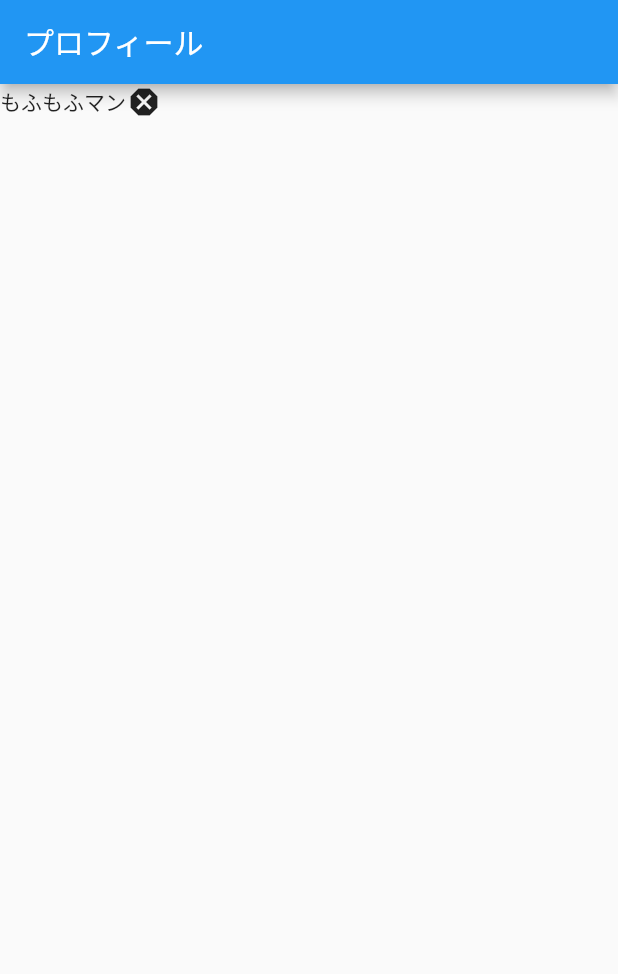
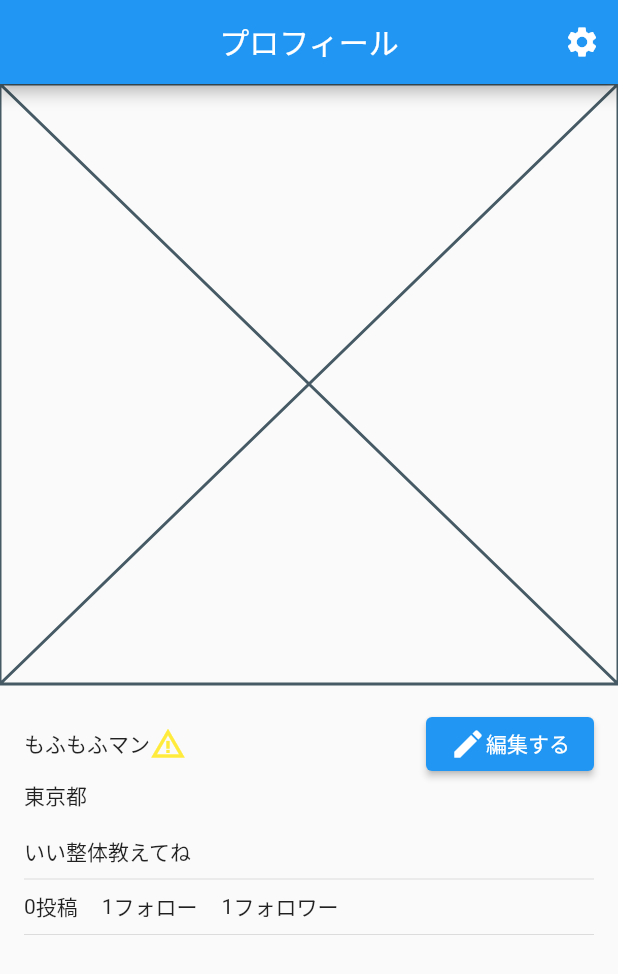
Before and after one commit to tttuuu1234/chat_sample, a Flutter app: the ProfilePage screen opened directly, on a phone screen of 412 x 824 dp. Shown: the top 974 px of the screen. Run offline on Flutter 3.47's test engine with Material 2 defaults, Android fonts, the phone set to English and light mode, and no system bars; our stand-ins replace flutter_riverpod.

Commit message:
プロフィール画面雛形作成

```diff
--- a/lib/ui/pages/profile.dart
+++ b/lib/ui/pages/profile.dart
@@ -1,3 +1,7 @@
+import 'package:chat_sample/ui/styles/color.dart';
+import 'package:chat_sample/ui/styles/margin.dart';
+import 'package:chat_sample/ui/styles/padding.dart';
+
 import '../../importer.dart';
 
 class ProfilePage extends ConsumerWidget {
@@ -8,15 +12,74 @@ class ProfilePage extends ConsumerWidget {
     return Scaffold(
       appBar: AppBar(
         title: const Text('プロフィール'),
+        actions: [
+          IconButton(
+            onPressed: () {},
+            icon: const Icon(Icons.settings),
+          ),
+        ],
+        centerTitle: true,
       ),
       body: SingleChildScrollView(
         child: Column(
           children: [
-            Row(
-              children: [
-                Text('もふもふマン'),
-                Icon(Icons.dangerous),
-              ],
+            Placeholder(),
+            AppVerticalMargin.small,
+            Padding(
+              padding: AppPadding.smallHorizontal,
+              child: Column(
+                crossAxisAlignment: CrossAxisAlignment.start,
+                children: [
+                  Row(
+                    children: [
+                      const Text('もふもふマン'),
+                      const Icon(
+                        Icons.warning_amber,
+                        color: AppColor.yellow,
+                      ),
+                      const Spacer(),
+                      ElevatedButton(
+                        onPressed: () {},
+                        child: Row(
+                          children: const [
+                            Icon(Icons.edit),
+                            Text('編集する'),
+                          ],
+                        ),
+                      ),
+                    ],
+                  ),
+                  const Text('東京都'),
+                  AppVerticalMargin.small,
+                  const Text('いい整体教えてね'),
+                  const Divider(),
+                  Row(
+                    children: [
+                      Row(
+                        children: const [
+                          Text('0'),
+                          Text('投稿'),
+                        ],
+                      ),
+                      AppHorizontalMargin.small,
+                      Row(
+                        children: const [
+                          Text('1'),
+                          Text('フォロー'),
+                        ],
+                      ),
+                      AppHorizontalMargin.small,
+                      Row(
+                        children: const [
+                          Text('1'),
+                          Text('フォロワー'),
+                        ],
+                      ),
+                    ],
+                  ),
+                  const Divider(),
+                ],
+              ),
             ),
           ],
         ),
--- /dev/null
+++ b/lib/ui/styles/color.dart
@@ -0,0 +1,18 @@
+import 'package:flutter/material.dart';
+
+class AppColor {
+  AppColor._();
+
+  static const white = Colors.white;
+
+  static const black = Colors.black;
+
+  static const green = Colors.green;
+
+  static const grey = Colors.grey;
+  static Color grey200 = Colors.grey.shade200;
+
+  static const red = Colors.red;
+
+  static const yellow = Colors.yellow;
+}
--- /dev/null
+++ b/lib/ui/styles/margin.dart
@@ -0,0 +1,42 @@
+import 'package:flutter/material.dart';
+
+import 'size.dart';
+
+/// 縦の余白
+class AppVerticalMargin {
+  AppVerticalMargin._();
+
+  static SizedBox xSmall = SizedBox(height: AppSize.xSmall);
+  static SizedBox small = SizedBox(height: AppSize.small);
+  static SizedBox miduam = SizedBox(height: AppSize.miduam);
+  static SizedBox large = SizedBox(height: AppSize.large);
+  static SizedBox xLarge = SizedBox(height: AppSize.xLarge);
+}
+
+/// 横の余白
+class AppHorizontalMargin {
+  AppHorizontalMargin._();
+
+  static SizedBox xSmall = SizedBox(width: AppSize.xSmall);
+  static SizedBox small = SizedBox(width: AppSize.small);
+  static SizedBox miduam = SizedBox(width: AppSize.miduam);
+  static SizedBox large = SizedBox(width: AppSize.large);
+  static SizedBox xLarge = SizedBox(width: AppSize.xLarge);
+}
+
+/// 外側の余白
+class AppMargin {
+  AppMargin._();
+
+  // 全体
+  static EdgeInsetsGeometry xSmallAll = EdgeInsets.all(AppSize.xSmall);
+  static EdgeInsetsGeometry smallAll = EdgeInsets.all(AppSize.small);
+  static EdgeInsetsGeometry miduamAll = EdgeInsets.all(AppSize.miduam);
+  static EdgeInsetsGeometry largeAll = EdgeInsets.all(AppSize.large);
+  static EdgeInsetsGeometry xLargeAll = EdgeInsets.all(AppSize.xLarge);
+
+  // 下
+  static EdgeInsetsGeometry xSmallBottom = EdgeInsets.only(
+    bottom: AppSize.xSmall,
+  );
+}
--- /dev/null
+++ b/lib/ui/styles/padding.dart
@@ -0,0 +1,25 @@
+import 'package:flutter/material.dart';
+
+import 'size.dart';
+
+/// 内側の余白
+class AppPadding {
+  AppPadding._();
+
+  // 全体
+  static EdgeInsetsGeometry xSmallAll = EdgeInsets.all(AppSize.xSmall);
+  static EdgeInsetsGeometry smallAll = EdgeInsets.all(AppSize.small);
+  static EdgeInsetsGeometry miduamAll = EdgeInsets.all(AppSize.miduam);
+  static EdgeInsetsGeometry largeAll = EdgeInsets.all(AppSize.large);
+  static EdgeInsetsGeometry xLargeAll = EdgeInsets.all(AppSize.xLarge);
+
+  // 縦
+  static EdgeInsetsGeometry smallVertical = EdgeInsets.symmetric(
+    vertical: AppSize.small,
+  );
+
+  // 横
+  static EdgeInsetsGeometry smallHorizontal = EdgeInsets.symmetric(
+    horizontal: AppSize.small,
+  );
+}
--- /dev/null
+++ b/lib/ui/styles/size.dart
@@ -0,0 +1,11 @@
+class AppSize {
+  AppSize._();
+
+  static double xSmall = 8;
+  static double small = 16;
+  static double miduam = 24;
+  static double large = 32;
+  static double xLarge = 40;
+
+  static double validateErrorText = 12;
+}
```
